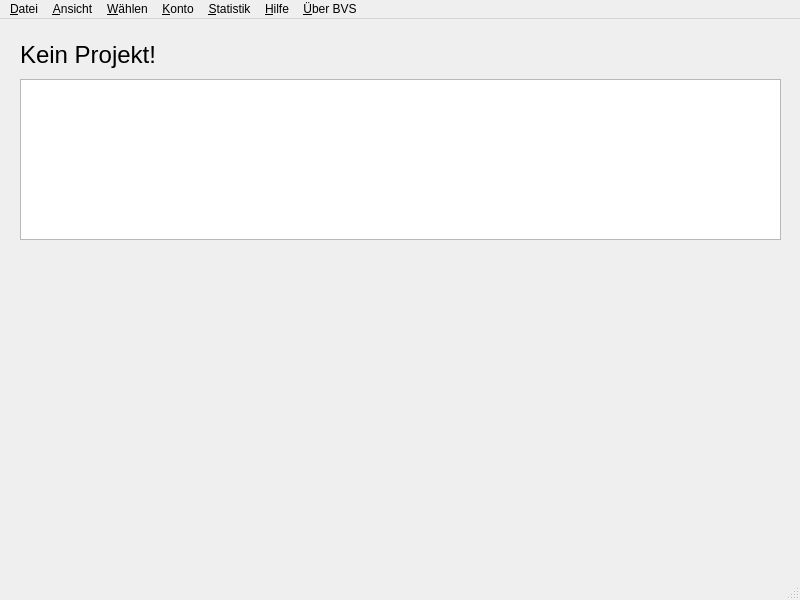
Before: the Qt Designer form bvs_wallet.ui in BlockchainVotingOrganisation/bvs_gui, drawn with Qt 5.
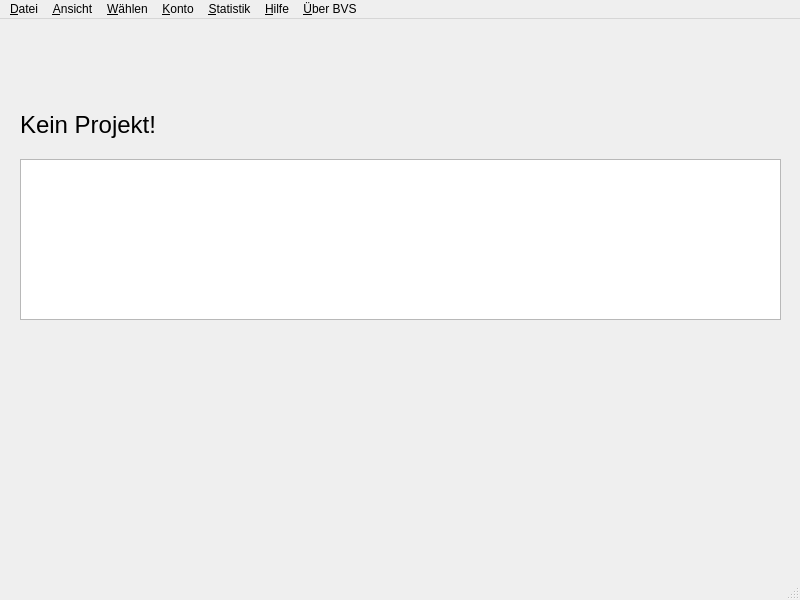
After: the same form once the commit is applied.

```diff
--- a/bvs_wallet.ui
+++ b/bvs_wallet.ui
@@ -18,7 +18,7 @@
     <property name="geometry">
      <rect>
       <x>20</x>
-      <y>20</y>
+      <y>90</y>
       <width>551</width>
       <height>31</height>
      </rect>
@@ -36,7 +36,7 @@
     <property name="geometry">
      <rect>
       <x>20</x>
-      <y>60</y>
+      <y>140</y>
       <width>761</width>
       <height>161</height>
      </rect>
```
Left out of the diff: 4 changed lines with no effect on the pictures.
